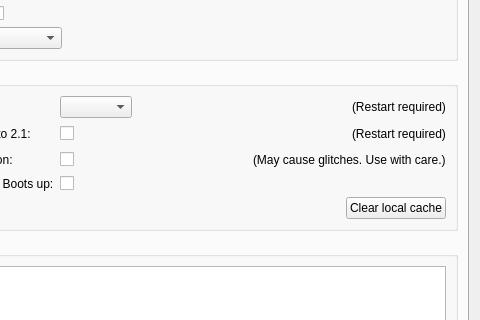
Qt form client/src/ui/dialogs/preferences_dialog.ui (networkoptix/nx_open) before a commit; both pictures show x 170 to 650 and y 325 to 645 of the 650 by 820 pixel window.
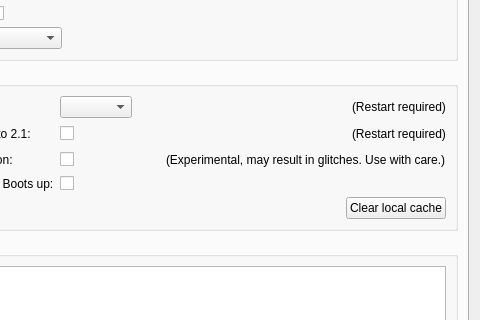
The same form after that commit.

Commit message:
Warning for HW acceleration.
<==== Mercurial data ====>
Branch: master

```diff
--- a/client/src/ui/dialogs/preferences_dialog.ui
+++ b/client/src/ui/dialogs/preferences_dialog.ui
@@ -397,7 +397,7 @@
             <item>
              <widget class="QLabel" name="hwAccelerationWarningLabel">
               <property name="text">
-               <string>(May cause glitches. Use with care.)</string>
+               <string>(Experimental, may result in glitches. Use with care.)</string>
               </property>
              </widget>
             </item>
```
The commit also changes 2 other files.
